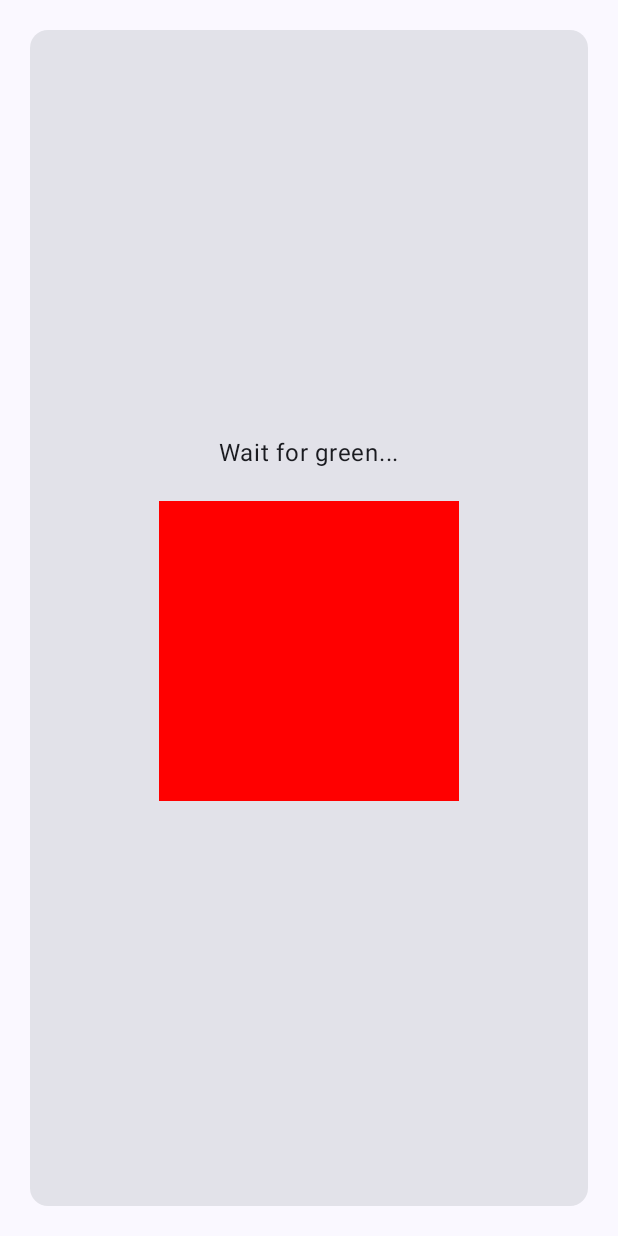
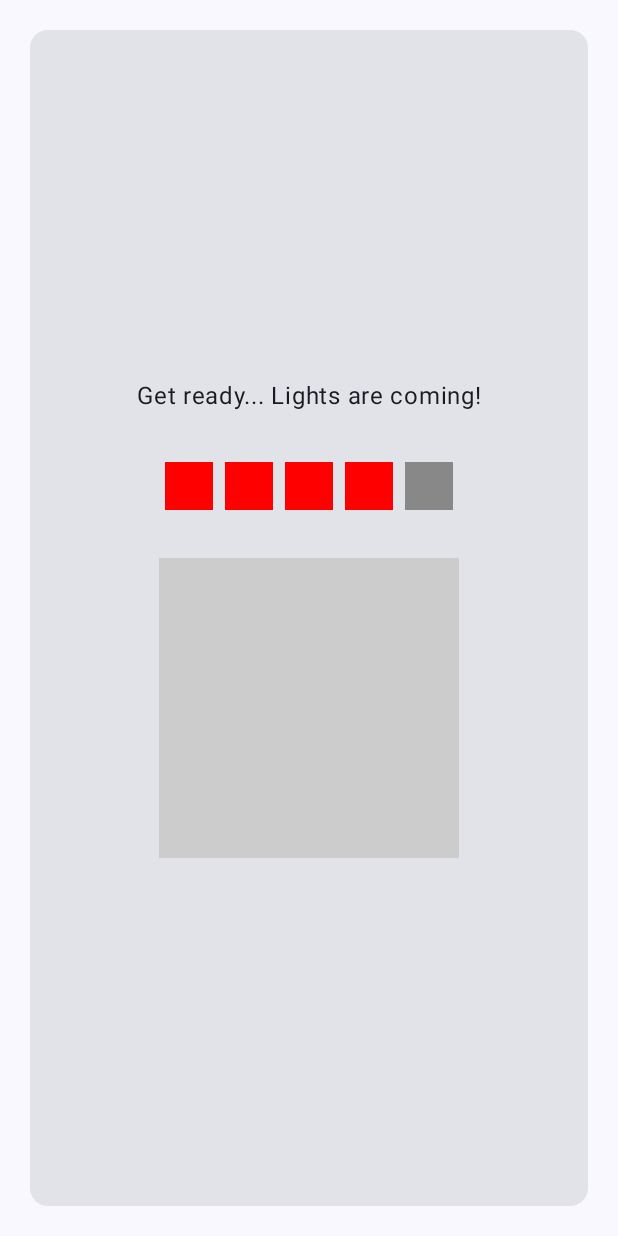
Before and after one commit to tmauritz/MAD-Group13, an Android app built with Jetpack Compose: the composable ReactionGame shown on its own in the app's theme, after a tap on "Start Game", on a phone screen of 412 x 824 dp. Run offline under Robolectric (Android 15) with nearby library versions, the phone set to English and light mode, and no system bars.

Commit message:
ReactionGame now like in Requirements

```diff
--- a/app/src/main/java/com/example/mad_group13/presentation/minigame/ReactionGame.kt
+++ b/app/src/main/java/com/example/mad_group13/presentation/minigame/ReactionGame.kt
@@ -22,23 +22,28 @@ fun ReactionGame(
     onLoss: () -> Unit
 ) {
     val context = LocalContext.current
-    var boxColor by remember { mutableStateOf(Color.Red) }
     var gameStarted by remember { mutableStateOf(false) }
+    var gameFinished by remember { mutableStateOf(false) }
     var readyToTap by remember { mutableStateOf(false) }
+    var lastResultWasWin by remember { mutableStateOf(false) }
     var message by remember { mutableStateOf(context.getString(R.string.reaction_start_message)) }
     var startTime by remember { mutableStateOf(0L) }
-    var startTimer by remember { mutableStateOf(false) }
-    var gameFinished by remember { mutableStateOf(false) }
-    var lastResultWasWin by remember { mutableStateOf(false) }
+    var lightStates by remember { mutableStateOf(List(5) { Color.Gray }) }
 
-    LaunchedEffect(startTimer) {
-        if (startTimer) {
+    LaunchedEffect(gameStarted) {
+        if (gameStarted) {
+            message = context.getString(R.string.reaction_lights_countdown)
+            // painting red one after another
+            for (i in 0 until 5) {
+                delay(500)
+                lightStates = lightStates.toMutableList().also { it[i] = Color.Red }
+            }
+            // After short delay --> green
             delay(3000)
-            boxColor = Color.Green
+            lightStates = List(5) { Color.Green }
+            message = context.getString(R.string.reaction_tap_now)
             readyToTap = true
-            message = context.getString(R.string.reaction_tap_now)
             startTime = System.currentTimeMillis()
-            startTimer = false
         }
     }
 
@@ -55,16 +60,33 @@ fun ReactionGame(
             verticalArrangement = Arrangement.Center
         ) {
             Text(text = message)
+            Spacer(modifier = Modifier.height(20.dp))
+
+            Row(
+                modifier = Modifier.padding(8.dp),
+                horizontalArrangement = Arrangement.SpaceEvenly
+            ) {
+                lightStates.forEach { color ->
+                    Box(
+                        modifier = Modifier
+                            .size(40.dp)
+                            .padding(4.dp)
+                            .background(color)
+                    )
+                }
+            }
 
             Spacer(modifier = Modifier.height(20.dp))
 
             if (gameFinished) {
                 Button(onClick = {
                     if (lastResultWasWin) onWin() else onLoss()
-                    // Reset game state
+                    // Reset
                     gameStarted = false
                     gameFinished = false
+                    lightStates = List(5) { Color.Gray }
                     message = context.getString(R.string.reaction_start_message)
+                    readyToTap = false
                 }) {
                     Text(stringResource(R.string.reaction_close_button))
                 }
@@ -72,10 +94,6 @@ fun ReactionGame(
                 if (!gameStarted) {
                     Button(onClick = {
                         gameStarted = true
-                        message = context.getString(R.string.reaction_wait_green)
-                        boxColor = Color.Red
-                        readyToTap = false
-                        startTimer = true
                     }) {
                         Text(stringResource(R.string.reaction_start_button))
                     }
@@ -83,12 +101,11 @@ fun ReactionGame(
                     Box(
                         modifier = Modifier
                             .size(200.dp)
-                            .background(boxColor)
+                            .background(Color.LightGray)
                             .clickable {
                                 if (!readyToTap) {
                                     message = context.getString(R.string.reaction_too_early)
                                     lastResultWasWin = false
-                                    gameFinished = true
                                 } else {
                                     val reactionTime = System.currentTimeMillis() - startTime
                                     val seconds = reactionTime / 1000f
@@ -106,8 +123,8 @@ fun ReactionGame(
                                             lastResultWasWin = false
                                         }
                                     }
-                                    gameFinished = true
                                 }
+                                gameFinished = true
                             }
                     )
                 }
--- a/app/src/main/res/values/strings.xml
+++ b/app/src/main/res/values/strings.xml
@@ -16,6 +16,7 @@
     <string name="label_minigames">Minigames</string>
     <string name="button_retire">Retire Pet</string>
     <string name="reaction_start_message">Press Start to begin!</string>
+    <string name="reaction_lights_countdown">Get ready... Lights are coming!</string>
     <string name="reaction_wait_green">Wait for green...</string>
     <string name="reaction_tap_now">Tap now!</string>
     <string name="reaction_start_button">Start Game</string>
```
Also changed, not shown: 1 other file.
